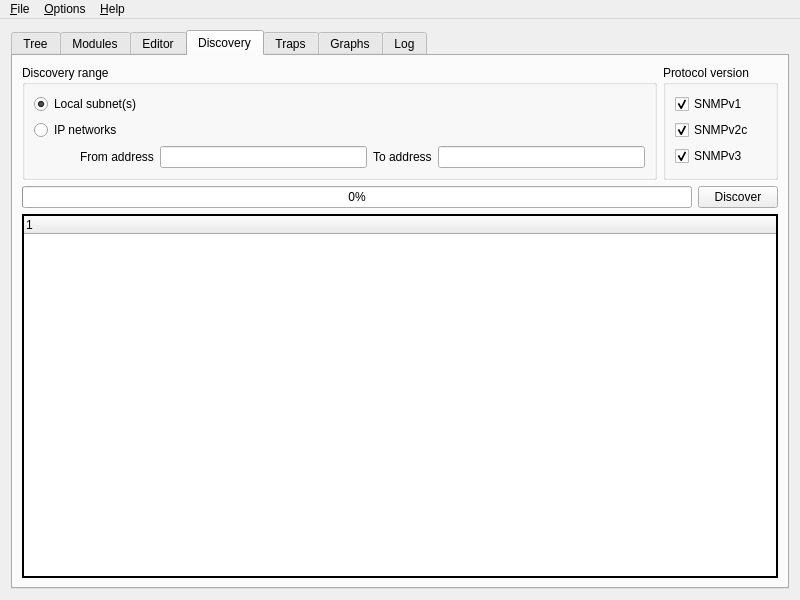
Old version of the form app/mainw.ui in the repository verrio/snmpb.
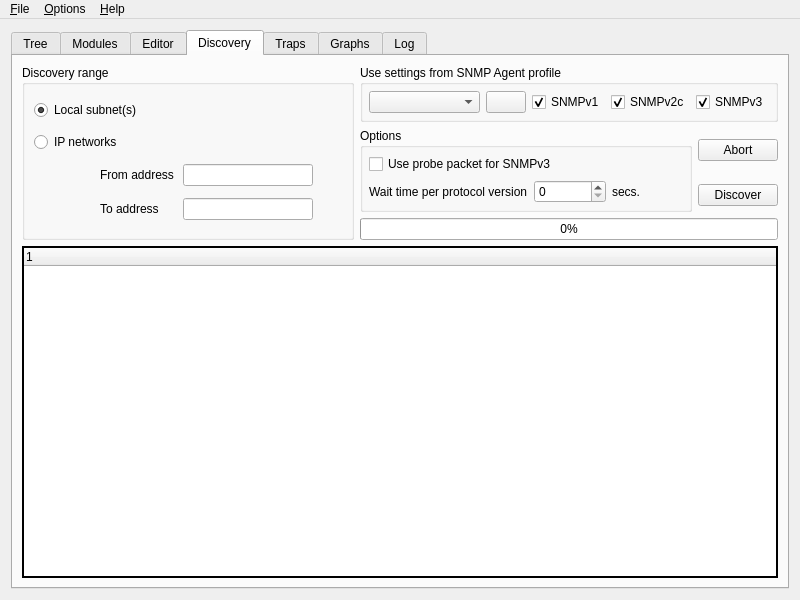
New version of the form. The open tabs and pages were chosen to show the change. Icons and pictures are not drawn. Custom widgets are drawn as their Qt base class.

Commit message: Added discovery configuration

What changed in the file:
```diff
--- a/app/mainw.ui
+++ b/app/mainw.ui
@@ -713,58 +713,129 @@
         <property name="spacing" >
          <number>6</number>
         </property>
-        <item row="0" column="0" >
+        <item rowspan="2" row="1" column="1" >
+         <widget class="QGroupBox" name="DiscoveryOptions" >
+          <property name="title" >
+           <string>Options</string>
+          </property>
          <layout class="QGridLayout" >
           <property name="margin" >
-           <number>0</number>
+            <number>6</number>
           </property>
           <property name="spacing" >
            <number>6</number>
           </property>
-          <item row="1" column="0" colspan="2" >
-           <layout class="QHBoxLayout" >
+           <item row="1" column="2" >
+            <widget class="QLabel" name="DiscoveryWaitTimeL2" >
+             <property name="text" >
+              <string>secs.</string>
+             </property>
+            </widget>
+           </item>
+           <item row="1" column="1" >
+            <widget class="QSpinBox" name="DiscoveryWaitTime" />
+           </item>
+           <item row="1" column="0" >
+            <widget class="QLabel" name="DiscoveryWaitTimeL" >
+             <property name="text" >
+              <string>Wait time per protocol version</string>
+             </property>
+            </widget>
+           </item>
+           <item row="0" column="0" colspan="2" >
+            <widget class="QCheckBox" name="DiscoverySNMPv3Probe" >
+             <property name="text" >
+              <string>Use probe packet for SNMPv3</string>
+             </property>
+            </widget>
+           </item>
+          </layout>
+         </widget>
+        </item>
+        <item row="0" column="1" colspan="2" >
+         <widget class="QGroupBox" name="DiscoveryAgentProperties" >
+          <property name="sizePolicy" >
+           <sizepolicy>
+            <hsizetype>5</hsizetype>
+            <vsizetype>5</vsizetype>
+            <horstretch>0</horstretch>
+            <verstretch>0</verstretch>
+           </sizepolicy>
+          </property>
+          <property name="title" >
+           <string>Use settings from SNMP Agent profile</string>
+          </property>
+          <layout class="QGridLayout" >
             <property name="margin" >
-             <number>0</number>
+            <number>6</number>
             </property>
             <property name="spacing" >
              <number>6</number>
             </property>
-            <item>
-             <widget class="QProgressBar" name="DiscoveryProgress" >
-              <property name="value" >
-               <number>0</number>
-              </property>
-              <property name="orientation" >
-               <enum>Qt::Horizontal</enum>
-              </property>
-              <property name="invertedAppearance" >
-               <bool>false</bool>
-              </property>
-             </widget>
-            </item>
-            <item>
-             <widget class="QPushButton" name="DiscoveryButton" >
+           <item row="0" column="2" >
+            <widget class="QCheckBox" name="DiscoveryV1" >
+             <property name="text" >
+              <string>SNMPv1</string>
+             </property>
+             <property name="checked" >
+              <bool>true</bool>
+             </property>
+            </widget>
+           </item>
+           <item row="0" column="3" >
+            <widget class="QCheckBox" name="DiscoveryV2c" >
+             <property name="text" >
+              <string>SNMPv2c</string>
+             </property>
+             <property name="checked" >
+              <bool>true</bool>
+             </property>
+            </widget>
+           </item>
+           <item row="0" column="4" >
+            <widget class="QCheckBox" name="DiscoveryV3" >
               <property name="text" >
-               <string>Discover</string>
-              </property>
-             </widget>
-            </item>
-           </layout>
-          </item>
-          <item row="2" column="0" colspan="2" >
-           <widget class="QTreeWidget" name="DiscoveryOutput" >
-            <property name="frameShape" >
-             <enum>QFrame::WinPanel</enum>
-            </property>
-            <property name="frameShadow" >
-             <enum>QFrame::Plain</enum>
-            </property>
-            <property name="rootIsDecorated" >
-             <bool>false</bool>
+              <string>SNMPv3</string>
+             </property>
+             <property name="checked" >
+              <bool>true</bool>
+             </property>
+            </widget>
+           </item>
+           <item row="0" column="1" >
+            <widget class="QPushButton" name="DiscoveryAgentSettings" >
+             <property name="sizePolicy" >
+              <sizepolicy>
+               <hsizetype>0</hsizetype>
+               <vsizetype>0</vsizetype>
+               <horstretch>0</horstretch>
+               <verstretch>0</verstretch>
+              </sizepolicy>
+             </property>
+             <property name="text" >
+              <string/>
+             </property>
+             <property name="icon" >
+              <iconset>images/agentsettings.png</iconset>
             </property>
            </widget>
           </item>
           <item row="0" column="0" >
+            <widget class="QComboBox" name="DiscoveryAgentProfile" >
+             <property name="sizePolicy" >
+              <sizepolicy>
+               <hsizetype>7</hsizetype>
+               <vsizetype>0</vsizetype>
+               <horstretch>0</horstretch>
+               <verstretch>0</verstretch>
+              </sizepolicy>
+             </property>
+            </widget>
+           </item>
+          </layout>
+         </widget>
+        </item>
+        <item rowspan="4" row="0" column="0" >
            <widget class="QGroupBox" name="DiscoveryRange" >
             <property name="title" >
              <string>Discovery range</string>
@@ -776,35 +847,69 @@
              <property name="spacing" >
               <number>6</number>
              </property>
-             <item row="2" column="2" >
-              <widget class="QLineEdit" name="DiscoveryFrom" />
-             </item>
-             <item row="2" column="4" >
-              <widget class="QLineEdit" name="DiscoveryTo" />
-             </item>
-             <item row="2" column="3" >
+           <item row="3" column="2" colspan="2" >
+            <widget class="QLineEdit" name="DiscoveryTo" >
+             <property name="sizePolicy" >
+              <sizepolicy>
+               <hsizetype>1</hsizetype>
+               <vsizetype>0</vsizetype>
+               <horstretch>0</horstretch>
+               <verstretch>0</verstretch>
+              </sizepolicy>
+             </property>
+             <property name="minimumSize" >
+              <size>
+               <width>130</width>
+               <height>0</height>
+              </size>
+             </property>
+             <property name="maximumSize" >
+              <size>
+               <width>130</width>
+               <height>16777215</height>
+              </size>
+             </property>
+            </widget>
+           </item>
+           <item row="2" column="0" >
+            <spacer>
+             <property name="orientation" >
+              <enum>Qt::Horizontal</enum>
+             </property>
+             <property name="sizeType" >
+              <enum>QSizePolicy::Fixed</enum>
+             </property>
+             <property name="sizeHint" >
+              <size>
+               <width>60</width>
+               <height>20</height>
+              </size>
+             </property>
+            </spacer>
+           </item>
+           <item row="3" column="0" >
+            <spacer>
+             <property name="orientation" >
+              <enum>Qt::Horizontal</enum>
+             </property>
+             <property name="sizeType" >
+              <enum>QSizePolicy::Fixed</enum>
+             </property>
+             <property name="sizeHint" >
+              <size>
+               <width>60</width>
+               <height>20</height>
+              </size>
+             </property>
+            </spacer>
+           </item>
+           <item row="3" column="1" >
               <widget class="QLabel" name="DiscoveryToL" >
                <property name="text" >
                 <string>To address</string>
                </property>
               </widget>
              </item>
-             <item row="2" column="0" >
-              <spacer>
-               <property name="orientation" >
-                <enum>Qt::Horizontal</enum>
-               </property>
-               <property name="sizeType" >
-                <enum>QSizePolicy::Fixed</enum>
-               </property>
-               <property name="sizeHint" >
-                <size>
-                 <width>40</width>
-                 <height>20</height>
-                </size>
-               </property>
-              </spacer>
-             </item>
              <item row="2" column="1" >
               <widget class="QLabel" name="DiscoveryFromL" >
                <property name="text" >
@@ -812,10 +917,30 @@
                </property>
               </widget>
              </item>
-             <item row="1" column="0" colspan="2" >
-              <widget class="QRadioButton" name="DiscoveryNetworks" >
+           <item row="2" column="2" colspan="2" >
+            <widget class="QLineEdit" name="DiscoveryFrom" >
+             <property name="sizePolicy" >
+              <sizepolicy>
+               <hsizetype>1</hsizetype>
+               <vsizetype>0</vsizetype>
+               <horstretch>0</horstretch>
+               <verstretch>0</verstretch>
+              </sizepolicy>
+             </property>
+             <property name="minimumSize" >
+              <size>
+               <width>0</width>
+               <height>0</height>
+              </size>
+             </property>
+             <property name="maximumSize" >
+              <size>
+               <width>130</width>
+               <height>16777215</height>
+              </size>
+             </property>
                <property name="text" >
-                <string>IP networks</string>
+              <string/>
                </property>
               </widget>
              </item>
@@ -829,55 +954,71 @@
                </property>
               </widget>
              </item>
+           <item row="1" column="0" colspan="2" >
+            <widget class="QRadioButton" name="DiscoveryNetworks" >
+             <property name="text" >
+              <string>IP networks</string>
+             </property>
+            </widget>
+           </item>
             </layout>
            </widget>
           </item>
-          <item row="0" column="1" >
-           <widget class="QGroupBox" name="DiscoveryVersion" >
-            <property name="title" >
-             <string>Protocol version</string>
-            </property>
-            <layout class="QGridLayout" >
-             <property name="margin" >
-              <number>9</number>
-             </property>
-             <property name="spacing" >
-              <number>6</number>
-             </property>
-             <item row="2" column="0" >
-              <widget class="QCheckBox" name="DiscoveryV3" >
+        <item row="4" column="0" colspan="3" >
+         <widget class="QTreeWidget" name="DiscoveryOutput" >
+          <property name="frameShape" >
+           <enum>QFrame::WinPanel</enum>
+          </property>
+          <property name="frameShadow" >
+           <enum>QFrame::Plain</enum>
+          </property>
+          <property name="rootIsDecorated" >
+           <bool>false</bool>
+          </property>
+         </widget>
+        </item>
+        <item row="1" column="2" >
+         <widget class="QPushButton" name="DiscoveryAbortButton" >
+          <property name="sizePolicy" >
+           <sizepolicy>
+            <hsizetype>0</hsizetype>
+            <vsizetype>0</vsizetype>
+            <horstretch>0</horstretch>
+            <verstretch>0</verstretch>
+           </sizepolicy>
+          </property>
                <property name="text" >
-                <string>SNMPv3</string>
-               </property>
-               <property name="checked" >
-                <bool>true</bool>
-               </property>
-              </widget>
-             </item>
-             <item row="1" column="0" >
-              <widget class="QCheckBox" name="DiscoveryV2c" >
+           <string>Abort</string>
+          </property>
+         </widget>
+        </item>
+        <item row="2" column="2" >
+         <widget class="QPushButton" name="DiscoveryButton" >
+          <property name="sizePolicy" >
+           <sizepolicy>
+            <hsizetype>0</hsizetype>
+            <vsizetype>0</vsizetype>
+            <horstretch>0</horstretch>
+            <verstretch>0</verstretch>
+           </sizepolicy>
+          </property>
                <property name="text" >
-                <string>SNMPv2c</string>
-               </property>
-               <property name="checked" >
-                <bool>true</bool>
-               </property>
-              </widget>
-             </item>
-             <item row="0" column="0" >
-              <widget class="QCheckBox" name="DiscoveryV1" >
-               <property name="text" >
-                <string>SNMPv1</string>
-               </property>
-               <property name="checked" >
-                <bool>true</bool>
-               </property>
-              </widget>
-             </item>
-            </layout>
-           </widget>
-          </item>
-         </layout>
+           <string>Discover</string>
+          </property>
+         </widget>
+        </item>
+        <item row="3" column="1" colspan="2" >
+         <widget class="QProgressBar" name="DiscoveryProgress" >
+          <property name="value" >
+           <number>0</number>
+          </property>
+          <property name="orientation" >
+           <enum>Qt::Horizontal</enum>
+          </property>
+          <property name="invertedAppearance" >
+           <bool>false</bool>
+          </property>
+         </widget>
         </item>
        </layout>
       </widget>
@@ -1703,6 +1844,18 @@
  </widget>
  <layoutdefault spacing="6" margin="11" />
  <customwidgets>
+  <customwidget>
+   <class>QPenStyleComboBox</class>
+   <extends>QComboBox</extends>
+   <header>comboboxes.h</header>
+   <container>1</container>
+  </customwidget>
+  <customwidget>
+   <class>BasicMibView</class>
+   <extends>QWidget</extends>
+   <header>mibview.h</header>
+   <container>1</container>
+  </customwidget>
   <customwidget>
    <class>MibView</class>
    <extends>QWidget</extends>
@@ -1727,18 +1880,6 @@
    <header>comboboxes.h</header>
    <container>1</container>
   </customwidget>
-  <customwidget>
-   <class>QPenStyleComboBox</class>
-   <extends>QComboBox</extends>
-   <header>comboboxes.h</header>
-   <container>1</container>
-  </customwidget>
-  <customwidget>
-   <class>BasicMibView</class>
-   <extends>QWidget</extends>
-   <header>mibview.h</header>
-   <container>1</container>
-  </customwidget>
  </customwidgets>
  <resources>
   <include location="snmpb.qrc" />
```
Lines whose indentation alone changed are shown as unchanged.
